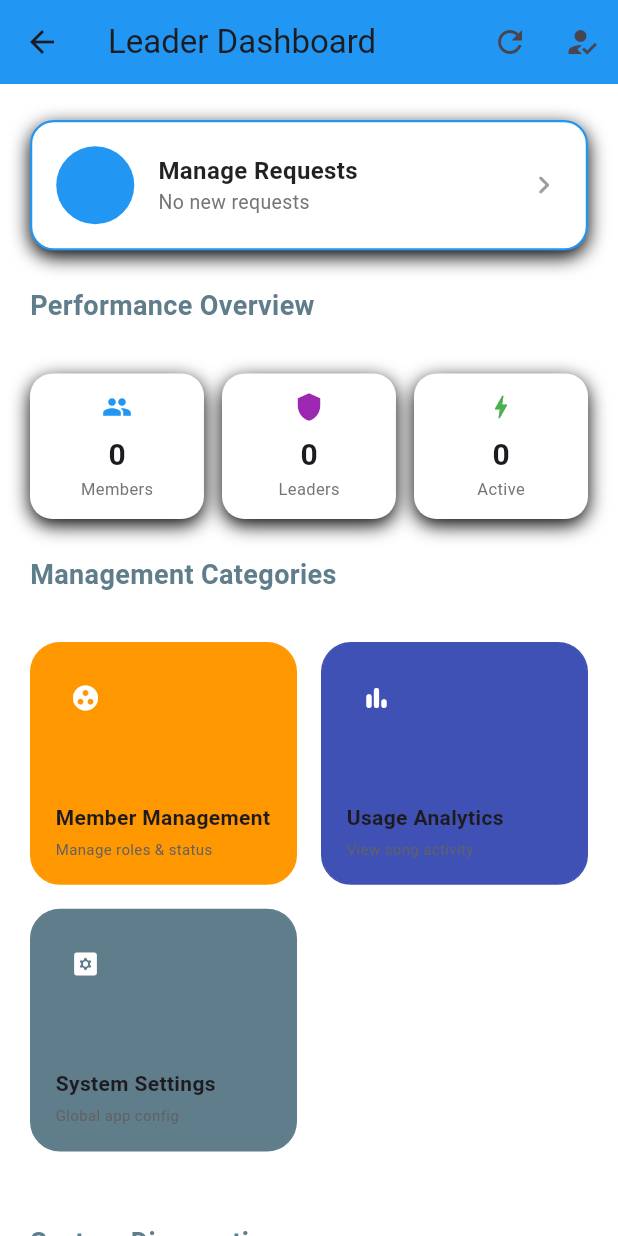
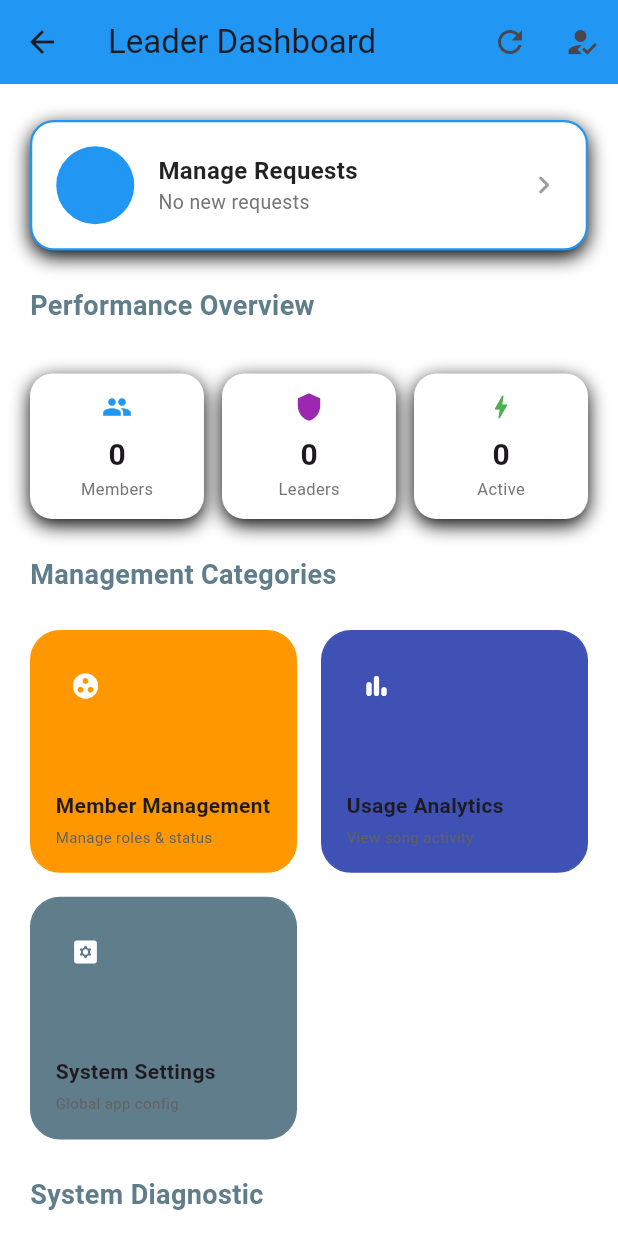
Before and after one commit to nattytesfa/praiseChoirMobileApp, a Flutter app: the AdminDashboard screen opened directly, on a phone screen of 412 x 824 dp. Run offline on Flutter 3.47's test engine with Material 3 defaults, Android fonts, the phone set to English and light mode, and no system bars; our stand-ins replace cloud_firestore, equatable, firebase_auth, firebase_core, flutter_bloc, hive and 1 more; accounts and stored records are empty; generated files the repository leaves out were written again; statements that could not run were skipped.

Commit message:
fixing ui errors

```diff
--- a/lib/features/admin/presentation/screens/admin_dashboard.dart
+++ b/lib/features/admin/presentation/screens/admin_dashboard.dart
@@ -150,7 +150,7 @@ class _AdminDashboardState extends State<AdminDashboard> {
               color: Colors.blueGrey,
             ),
           ),
-          const SizedBox(height: 32),
+          const SizedBox(height: 24),
 
           // 2x2 GRID
           GridView.count(
@@ -187,11 +187,8 @@ class _AdminDashboardState extends State<AdminDashboard> {
               ),
             ],
           ),
-          const SizedBox(height: 32),
 
-          // Inside your Column
-          // PendingRequestsList(members: state.members),
-          const SizedBox(height: 16),
+          const SizedBox(height: 24),
           const Text(
             "System Diagnostic",
             style: TextStyle(
@@ -200,7 +197,7 @@ class _AdminDashboardState extends State<AdminDashboard> {
               color: Colors.blueGrey,
             ),
           ),
-          const SizedBox(height: 32),
+          const SizedBox(height: 24),
           SystemHealth(
             onHealthCheck: () => context.read<AdminCubit>().checkSystemHealth(),
             onCleanup: () => _confirmCleanup(context),
```
